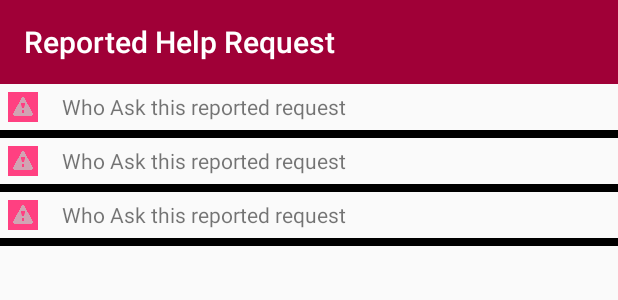
After one commit to TheArKaID/Appel-Perempuan, an Android app: the layout activity_report.xml on its own in the app's theme, with its tools: preview values and no code run, on a phone screen of 412 x 824 dp. The commit adds this screen. Shown: the top 300 px of the screen. Run offline under Robolectric (Android 15) with nearby library versions, the phone set to English and light mode, and no system bars.

Commit message:
Create Reported Page

```diff
--- a/app/src/main/AndroidManifest.xml
+++ b/app/src/main/AndroidManifest.xml
@@ -13,6 +13,7 @@
         android:roundIcon="@mipmap/ic_launcher_round"
         android:supportsRtl="true"
         android:theme="@style/AppTheme">
+        <activity android:name=".Report"></activity>
         <activity android:name=".Utils.MyWebView" />
         <activity android:name=".Intro">
             <intent-filter>
--- a/app/src/main/java/id/thearka/womanprotectionsystem/MainActivity.java
+++ b/app/src/main/java/id/thearka/womanprotectionsystem/MainActivity.java
@@ -159,6 +159,9 @@ public class MainActivity extends AppCompatActivity implements NavigationView.On
         } else if (id == R.id.nav_news) {
             getSupportFragmentManager().beginTransaction().replace(R.id.fragmentMain, new NewsInformation()).commit();
             navigationView.setCheckedItem(R.id.nav_news);
+        } else if (id == R.id.nav_report) {
+            getSupportFragmentManager().beginTransaction().replace(R.id.fragmentMain, new Report()).commit();
+            navigationView.setCheckedItem(R.id.nav_report);
         } else if (id == R.id.nav_exit) {
             confirmOut("Keluar", "Anda akan keluar tanpa Log Out");
         } else if (id == R.id.nav_logout) {
--- /dev/null
+++ b/app/src/main/java/id/thearka/womanprotectionsystem/Report.java
@@ -0,0 +1,23 @@
+package id.thearka.womanprotectionsystem;
+
+import android.support.annotation.NonNull;
+import android.support.annotation.Nullable;
+import android.support.v4.app.Fragment;
+import android.support.v7.app.AppCompatActivity;
+import android.os.Bundle;
+import android.view.LayoutInflater;
+import android.view.View;
+import android.view.ViewGroup;
+
+public class Report extends Fragment {
+
+    @Nullable
+    @Override
+    public View onCreateView(@NonNull LayoutInflater inflater, @Nullable ViewGroup container, @Nullable Bundle savedInstanceState) {
+        View view = inflater.inflate(R.layout.activity_report, container, false);
+
+
+
+        return view;
+    }
+}
--- /dev/null
+++ b/app/src/main/res/layout/activity_report.xml
@@ -0,0 +1,27 @@
+<?xml version="1.0" encoding="utf-8"?>
+<LinearLayout xmlns:android="http://schemas.android.com/apk/res/android"
+    xmlns:app="http://schemas.android.com/apk/res-auto"
+    xmlns:tools="http://schemas.android.com/tools"
+    android:layout_width="match_parent"
+    android:layout_height="match_parent"
+    android:orientation="vertical"
+    tools:context="id.thearka.womanprotectionsystem.Report">
+
+    <android.support.v7.widget.Toolbar
+        android:id="@+id/tbNews"
+        android:layout_width="match_parent"
+        android:layout_height="wrap_content"
+        android:background="@color/colorPrimaryDark"
+        app:titleTextColor="@android:color/white"
+        app:layout_constraintEnd_toEndOf="parent"
+        app:layout_constraintStart_toStartOf="parent"
+        app:layout_constraintTop_toTopOf="parent"
+        app:title="Reported Help Request"/>
+
+    <android.support.v7.widget.RecyclerView
+        android:layout_width="match_parent"
+        android:layout_height="match_parent"
+        tools:listitem="@layout/row_report">
+
+    </android.support.v7.widget.RecyclerView>
+</LinearLayout>
--- /dev/null
+++ b/app/src/main/res/layout/row_report.xml
@@ -0,0 +1,42 @@
+<?xml version="1.0" encoding="utf-8"?>
+<android.support.constraint.ConstraintLayout xmlns:android="http://schemas.android.com/apk/res/android"
+    xmlns:app="http://schemas.android.com/apk/res-auto"
+    android:layout_width="match_parent"
+    android:layout_height="wrap_content"
+    xmlns:tools="http://schemas.android.com/tools">
+
+    <ImageView
+        android:id="@+id/ivIconReported"
+        android:layout_width="20dp"
+        android:layout_height="20dp"
+        android:layout_marginStart="5dp"
+        android:layout_marginTop="5dp"
+        android:layout_marginBottom="5dp"
+        android:background="@color/colorPrimary"
+        android:src="@drawable/warningmenu"
+        app:layout_constraintStart_toStartOf="parent"
+        app:layout_constraintTop_toTopOf="parent" />
+
+    <TextView
+        android:id="@+id/tvJudulReported"
+        android:layout_width="0dp"
+        android:layout_height="wrap_content"
+        android:layout_marginStart="16dp"
+        android:layout_marginEnd="16dp"
+        android:layout_marginTop="5dp"
+        android:layout_marginBottom="5dp"
+        app:layout_constraintEnd_toEndOf="parent"
+        app:layout_constraintStart_toEndOf="@+id/ivIconReported"
+        app:layout_constraintTop_toTopOf="parent"
+        tools:text="Who Ask this reported request" />
+
+    <LinearLayout
+        android:layout_width="match_parent"
+        android:layout_height="5dp"
+        android:layout_marginTop="5dp"
+        android:layout_marginBottom="5dp"
+        app:layout_constraintTop_toBottomOf="@id/ivIconReported"
+        android:orientation="vertical"
+        android:background="@android:color/black"/>
+
+</android.support.constraint.ConstraintLayout>
```
